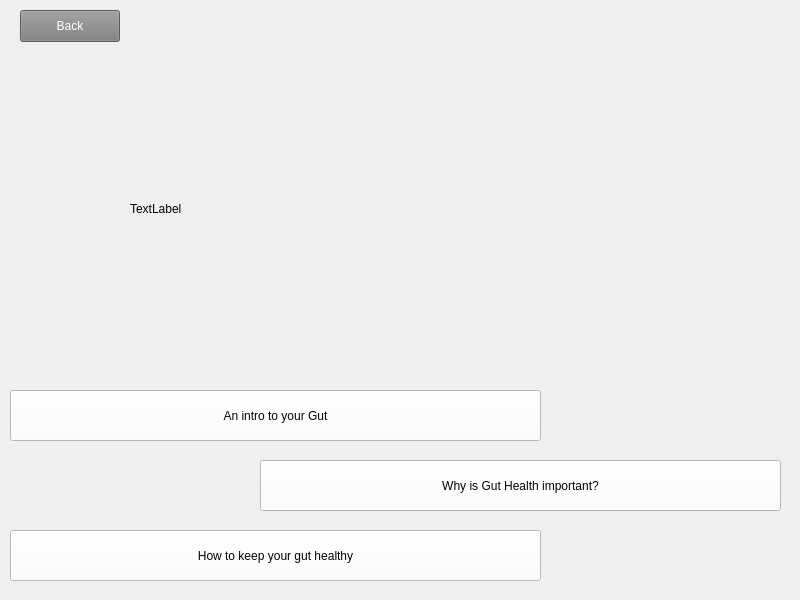
University-of-Utah-CS3505/a9-edu-app-f24-00Calvin00, file A8EduApp/teachingwidget.ui: the form before one commit.
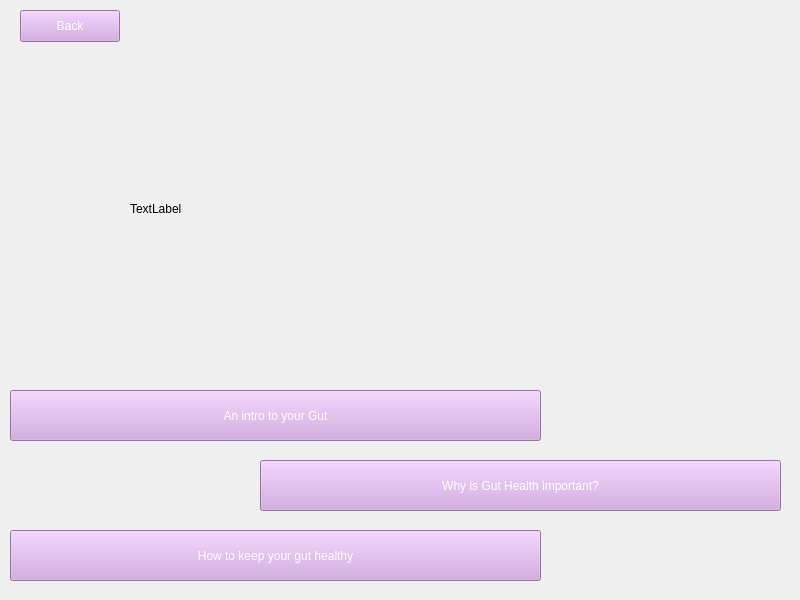
The form after the commit.

Patch:
```diff
--- a/A8EduApp/teachingwidget.ui
+++ b/A8EduApp/teachingwidget.ui
@@ -26,8 +26,8 @@
     </rect>
    </property>
    <property name="styleSheet">
-    <string notr="true">background-color: rgb(255, 255, 255);
-color: rgb(5, 4, 4);</string>
+    <string notr="true">background-color: rgb(209, 160, 224);
+color: rgb(255, 255, 255);</string>
    </property>
    <property name="text">
     <string>An intro to your Gut</string>
@@ -43,8 +43,8 @@
     </rect>
    </property>
    <property name="styleSheet">
-    <string notr="true">background-color: rgb(255, 255, 255);
-color: rgb(5, 3, 5);</string>
+    <string notr="true">background-color: rgb(209, 160, 224);
+color: rgb(255, 255, 255);</string>
    </property>
    <property name="text">
     <string>Why is Gut Health important?</string>
@@ -60,8 +60,8 @@
     </rect>
    </property>
    <property name="styleSheet">
-    <string notr="true">background-color: rgb(255, 255, 255);
-color: rgb(4, 1, 4);</string>
+    <string notr="true">background-color: rgb(209, 160, 224);
+color: rgb(255, 255, 255);</string>
    </property>
    <property name="text">
     <string>How to keep your gut healthy</string>
@@ -77,7 +77,7 @@
     </rect>
    </property>
    <property name="styleSheet">
-    <string notr="true">background-color: rgb(127, 127, 127);
+    <string notr="true">background-color: rgb(209, 160, 224);
 color: rgb(255, 255, 255);</string>
    </property>
    <property name="text">
```
